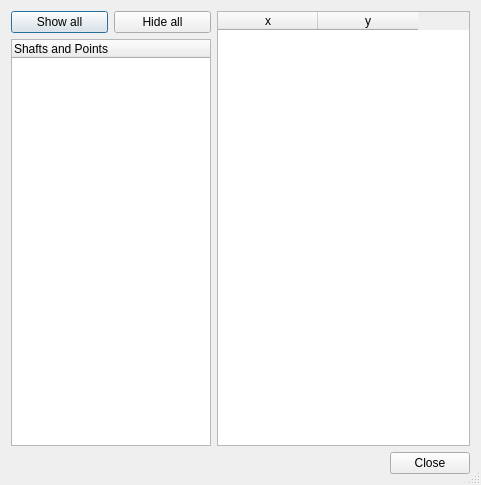
The window that core/info/path_point_data.ui (KmolYuan/Pyslvs-UI) describes before a commit, drawn with Qt 5.
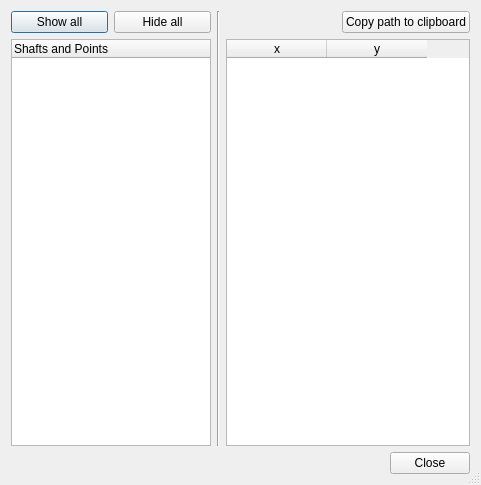
The same window after the commit. Icons and pictures are not drawn.

Diff of the .ui file:
```diff
--- a/core/info/path_point_data.ui
+++ b/core/info/path_point_data.ui
@@ -35,7 +35,7 @@
   <property name="modal">
    <bool>true</bool>
   </property>
-  <layout class="QVBoxLayout" name="verticalLayout_2">
+  <layout class="QVBoxLayout" name="verticalLayout_3">
    <item>
     <layout class="QHBoxLayout" name="horizontalLayout_2">
      <item>
@@ -82,6 +82,39 @@
       </layout>
      </item>
      <item>
+      <widget class="Line" name="line">
+       <property name="orientation">
+        <enum>Qt::Vertical</enum>
+       </property>
+      </widget>
+     </item>
+     <item>
+      <layout class="QVBoxLayout" name="verticalLayout_2">
+       <item>
+        <layout class="QHBoxLayout" name="horizontalLayout_4">
+         <item>
+          <spacer name="horizontalSpacer">
+           <property name="orientation">
+            <enum>Qt::Horizontal</enum>
+           </property>
+           <property name="sizeHint" stdset="0">
+            <size>
+             <width>40</width>
+             <height>20</height>
+            </size>
+           </property>
+          </spacer>
+         </item>
+         <item>
+          <widget class="QPushButton" name="copyPath">
+           <property name="text">
+            <string>Copy path to clipboard</string>
+           </property>
+          </widget>
+         </item>
+        </layout>
+       </item>
+       <item>
       <widget class="QTableWidget" name="path_data">
        <property name="editTriggers">
         <set>QAbstractItemView::NoEditTriggers</set>
@@ -118,6 +151,8 @@
      </item>
     </layout>
    </item>
+    </layout>
+   </item>
    <item>
     <layout class="QHBoxLayout" name="horizontalLayout">
      <item>
```
Left out of the diff: 4 changed lines with no effect on the pictures. Lines whose indentation alone changed are shown as unchanged.
